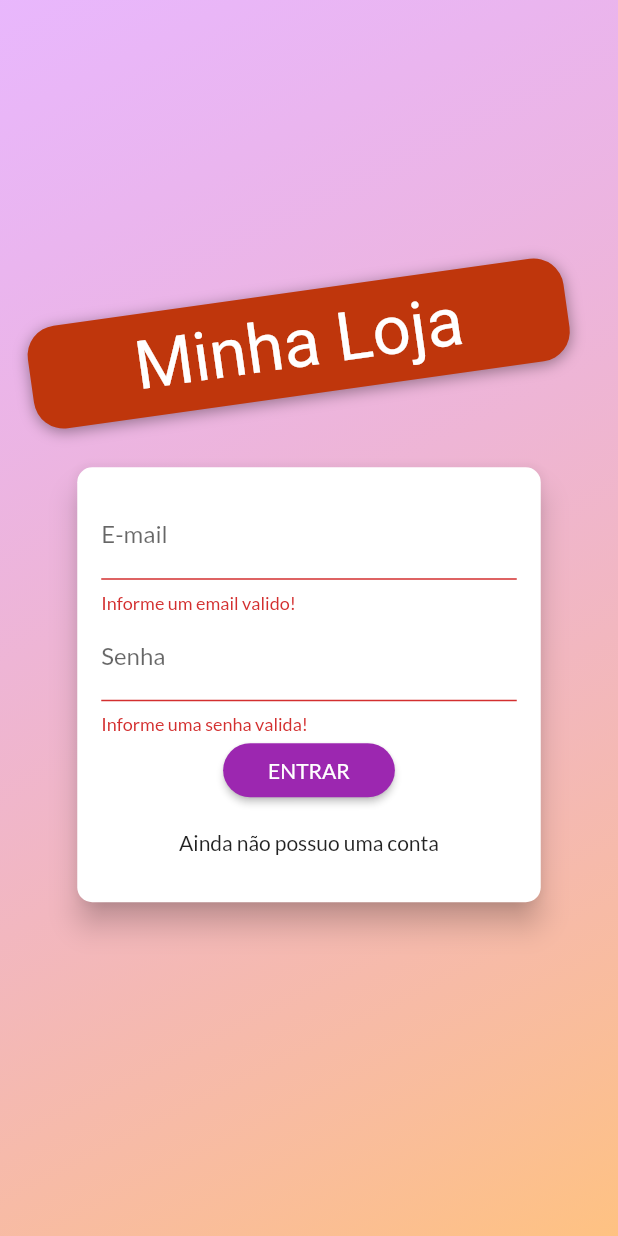
After one commit to EduardoGPS-18/Shopping-App, a Flutter app: the screen it shows after launch, after a tap on "ENTRAR", on a phone screen of 412 x 824 dp. The commit adds this screen. Run offline on Flutter 3.47's test engine with Material 2 defaults, Android fonts, the phone set to English and light mode, and no system bars; our stand-ins replace shared_preferences; network calls fail; Roboto replaces fonts that are missing (Anton).

Commit message:
Final project

```diff
--- /dev/null
+++ b/lib/data/store.dart
@@ -0,0 +1,35 @@
+import 'dart:convert';
+
+import 'package:shared_preferences/shared_preferences.dart';
+
+class Store {
+  static Future<void> saveString(String key, String value) async {
+    final prefs = await SharedPreferences.getInstance();
+    prefs.setString(key, value);
+    return Future.value();
+  }
+
+  static Future<void> saveMap(String key, Map<String, dynamic> value) async {
+    saveString(key, json.encode(value));
+    return Future.value();
+  }
+
+  static Future<String> getString(String key) async {
+    final prefs = await SharedPreferences.getInstance();
+    return prefs.getString(key);
+  }
+
+  static Future<Map<String, dynamic>> getMap(String key) async {
+    try {
+      Map<String, dynamic> map = json.decode(await getString(key));
+      return map;
+    } catch (_) {
+      return null;
+    }
+  }
+
+  static Future<bool> remove(String key) async {
+    final prefs = await SharedPreferences.getInstance();
+    return prefs.remove(key);
+  }
+}
--- /dev/null
+++ b/lib/exceptions/firebase_exception.dart
@@ -0,0 +1,24 @@
+class AuthException implements Exception {
+
+  static const Map<String, String> errors = {
+    "EMAIL_EXISTS": "Email não existe!",
+    "OPERATION_NOT_ALLOWED": "Operação não permitida!",
+    "TOO_MANY_ATTEMPTS_TRY_LATER": "Tende mais tarder!",
+    "EMAIL_NOT_FOUND": "Email não encontrado!",
+    "INVALID_PASSWORD":"Senha Invalida!",
+    "USER_DISABLED":"Usuário desabilitado!",
+  };
+
+  final String key;
+
+  const AuthException(this.key);
+
+  @override
+  String toString() {
+    if(errors.containsKey(key)) {
+      return errors[key];
+    } else {
+      return "Ocorreu um erro na autenticação!";
+    }
+  }
+}
--- a/lib/main.dart
+++ b/lib/main.dart
@@ -1,6 +1,8 @@
+import 'package:ShoppingApp/providers/auth.dart';
 import 'package:ShoppingApp/providers/cart.dart';
 import 'package:ShoppingApp/providers/orders.dart';
 import 'package:ShoppingApp/utils/app-routes.dart';
+import 'package:ShoppingApp/views/auth_home_screen.dart';
 import 'package:ShoppingApp/views/cart_screen.dart';
 import 'package:ShoppingApp/views/orders_screen.dart';
 import 'package:ShoppingApp/views/product_detail_screen.dart';
@@ -10,6 +12,8 @@ import 'package:flutter/material.dart';
 import 'package:provider/provider.dart';
 
 import './views/products_screen.dart';
+
+import './views/auth_screen.dart';
 
 import 'providers/products.dart';
 
@@ -34,13 +38,26 @@ class MyHomePage extends StatelessWidget {
     return MultiProvider(
       providers: [
         ChangeNotifierProvider(
+          create: (ctx) => Auth(),
+        ),
+        ChangeNotifierProxyProvider<Auth, Products>(
           create: (ctx) => Products(),
+          update: (ctx, auth, previusProducts) => Products(
+            auth.token,
+            previusProducts.items,
+            auth.userId,
+          ),
         ),
         ChangeNotifierProvider(
           create: (ctx) => Cart(),
         ),
-        ChangeNotifierProvider(
+        ChangeNotifierProxyProvider<Auth, Orders>(
           create: (ctx) => Orders(),
+          update: (ctx, auth, previusOrders) => Orders(
+            auth.token,
+            previusOrders.items,
+            auth.userId,
+          ),
         ),
       ],
       child: MaterialApp(
@@ -50,8 +67,8 @@ class MyHomePage extends StatelessWidget {
           accentColor: Colors.deepOrange,
           fontFamily: 'Lato',
         ),
-        home: ProductOverViewScreen(),
         routes: {
+          AppRoutes.AUTH_HOME: (ctx) => AuthOrHomeScreen(),
           AppRoutes.PRODUCT_DETAIL: (ctx) => ProductDetailScreen(),
           AppRoutes.CART: (ctx) => CartScreen(),
           AppRoutes.ORDERS: (ctx) => OrdersScreen(),
--- /dev/null
+++ b/lib/providers/auth.dart
@@ -0,0 +1,121 @@
+import 'dart:async';
+import 'dart:convert';
+
+import 'package:flutter/material.dart';
+import 'package:http/http.dart' as http;
+import '../utils/keys.dart';
+import '../exceptions/firebase_exception.dart';
+import '../data/store.dart';
+
+class Auth with ChangeNotifier {
+  String _userID;
+  String _token;
+  DateTime _expiryDate;
+  Timer _logoutTimer;
+
+  bool get isAuth {
+    return token != null;
+  }
+
+  String get token {
+    if (_token != null &&
+        _expiryDate != null &&
+        _expiryDate.isAfter(DateTime.now())) {
+      return _token;
+    } else {
+      return null;
+    }
+  }
+
+  String get userId {
+    return isAuth ? _userID : null;
+  }
+
+  Future<void> _authenticate(
+      String email, String password, String urlSegment) async {
+    final url =
+        "https://identitytoolkit.googleapis.com/v1/accounts:$urlSegment?key=${Keys.apiKey}";
+    final response = await http.post(
+      url,
+      body: json.encode(
+        {
+          "email": email,
+          "password": password,
+          "returnSecureToken": true,
+        },
+      ),
+    );
+    final responseBody = json.decode(response.body);
+
+    if (responseBody["error"] != null) {
+      throw AuthException(responseBody["error"]["mensage"]);
+    } else {
+      _token = responseBody["idToken"];
+      _userID = responseBody["localId"];
+      _expiryDate = DateTime.now().add(
+        Duration(
+          seconds: int.parse(responseBody["expiresIn"]),
+        ),
+      );
+
+      Store.saveMap('userData', {
+        "token": _token,
+        "userID": _userID,
+        "expiryDate": _expiryDate.toIso8601String()
+      });
+
+      autoLogout();
+      notifyListeners();
+    }
+
+    return Future.value();
+  }
+
+  Future<void> signup(String email, String password) async {
+    return _authenticate(email, password, "signUp");
+  }
+
+  Future<void> login(String email, String password) async {
+    return _authenticate(email, password, "signInWithPassword");
+  }
+
+  Future<void> tryAutoLogin() async {
+    if (isAuth) return Future.value();
+
+    final userData = await Store.getMap("userData");
+
+    if (userData == null) return Future.value();
+
+    final expireDate = DateTime.parse(userData["expiryDate"]);
+
+    if (expireDate.isBefore(DateTime.now())) return Future.value();
+
+    _userID = userData["userID"];
+    _token = userData["token"];
+    _expiryDate = expireDate;
+
+    autoLogout();
+    notifyListeners();
+    return Future.value();
+  }
+
+  void logout() {
+    _token = null;
+    _userID = null;
+    _expiryDate = null;
+    if (_logoutTimer != null) {
+      _logoutTimer.cancel();
+      _logoutTimer = null;
+    }
+    Store.remove("userData");
+    notifyListeners();
+  }
+
+  void autoLogout() {
+    if (_logoutTimer != null) {
+      _logoutTimer.cancel();
+    }
+    final timeToLogout = _expiryDate.difference(DateTime.now()).inSeconds;
+    _logoutTimer = Timer(Duration(seconds: timeToLogout), logout);
+  }
+}
--- a/lib/providers/orders.dart
+++ b/lib/providers/orders.dart
@@ -21,14 +21,18 @@ class Order {
 
 class Orders with ChangeNotifier {
   List<Order> _items = [];
+  String _token;
+  String _userID;
+  List<Order> get items => [..._items];
 
-  List<Order> get items => [..._items];
+  Orders([this._token, this._items, this._userID]);
 
   int get itemsCount => _items.length;
 
   Future<void> loadOrders() async {
     List<Order> loadedItems = [];
-    final response = await http.get(Constants.ORDERS_URL + ".json");
+    final response = await http
+        .get(Constants.BASE_API_URL + "/orders/$_userID.json?auth=$_token");
     Map<String, dynamic> data = json.decode(response.body);
     print(data);
     _items.clear();
@@ -39,13 +43,15 @@ class Orders with ChangeNotifier {
             id: orderId,
             total: orderData['total'],
             date: DateTime.parse(orderData['date']),
-            products: (orderData['products'] as List<dynamic>).map((el) => CartItem(
-              id: el["id"],
-              title: el["title"],
-              quantity: el["quantity"],
-              price: el["price"],
-              productID: el["productId"],
-            )).toList(),
+            products: (orderData['products'] as List<dynamic>)
+                .map((el) => CartItem(
+                      id: el["id"],
+                      title: el["title"],
+                      quantity: el["quantity"],
+                      price: el["price"],
+                      productID: el["productId"],
+                    ))
+                .toList(),
           ),
         );
       });
@@ -59,7 +65,7 @@ class Orders with ChangeNotifier {
   Future<void> addOrder(Cart cart) async {
     final date = DateTime.now();
     final resp = await http.post(
-      Constants.ORDERS_URL + ".json",
+      Constants.BASE_API_URL + "/orders/$_userID.json?auth=$_token",
       body: json.encode({
         "total": cart.totalAmount,
         "date": date.toIso8601String(),
--- a/lib/utils/app-routes.dart
+++ b/lib/utils/app-routes.dart
@@ -1,5 +1,6 @@
 class AppRoutes {
-  static const String HOME = "/";
+  static const String AUTH_HOME = "/";
+  static const String HOME = "/home";
   static const String CART = "/cart";
   static const String ORDERS = "/orders";
   static const String PRODUCT_DETAIL = "/product-detail";
--- /dev/null
+++ b/lib/views/auth_home_screen.dart
@@ -0,0 +1,24 @@
+import 'package:ShoppingApp/providers/auth.dart';
+import 'package:ShoppingApp/views/auth_screen.dart';
+import 'package:ShoppingApp/views/products_overview_screen.dart';
+import 'package:flutter/material.dart';
+import 'package:provider/provider.dart';
+
+class AuthOrHomeScreen extends StatelessWidget {
+  @override
+  Widget build(BuildContext context) {
+    Auth auth = Provider.of<Auth>(context, listen: true);
+    return FutureBuilder(
+      future: auth.tryAutoLogin(),
+      builder: (ctx, snapshot) {
+        if (snapshot.connectionState == ConnectionState.waiting) {
+          return Center(child: CircularProgressIndicator());
+        } else if (snapshot.error != null) {
+          return Center(child: Text("Ocorreu um erro!"));
+        } else {
+          return auth.isAuth ? ProductOverViewScreen() : AuthScreen();
+        }
+      },
+    );
+  }
+}
--- /dev/null
+++ b/lib/views/auth_screen.dart
@@ -0,0 +1,65 @@
+import 'dart:math';
+
+import 'package:ShoppingApp/widgets/auth_card.dart';
+import 'package:flutter/material.dart';
+
+class AuthScreen extends StatelessWidget {
+  @override
+  Widget build(BuildContext context) {
+    return Scaffold(
+      body: Stack(
+        children: <Widget>[
+          Container(
+            decoration: BoxDecoration(
+              gradient: LinearGradient(
+                colors: [
+                  Color.fromRGBO(215, 117, 255, 0.5),
+                  Color.fromRGBO(255, 188, 117, 0.9),
+                ],
+                begin: Alignment.topLeft,
+                end: Alignment.bottomRight,
+              ),
+            ),
+          ),
+          Container(
+            width: double.infinity,
+            child: Column(
+              mainAxisAlignment: MainAxisAlignment.center,
+              crossAxisAlignment: CrossAxisAlignment.center,
+              children: <Widget>[
+                Container(
+                  margin: EdgeInsets.only(bottom: 20),
+                  padding: EdgeInsets.symmetric(
+                    vertical: 8,
+                    horizontal: 70,
+                  ),
+                  transform: Matrix4.rotationZ(-8 * pi / 180)..translate(-10.0),
+                  decoration: BoxDecoration(
+                    borderRadius: BorderRadius.circular(20),
+                    color: Colors.deepOrange[900],
+                    boxShadow: [
+                      BoxShadow(
+                        blurRadius: 8,
+                        color: Colors.black38,
+                        offset: Offset(0,2)
+                      )
+                    ]
+                  ),
+                  child: Text(
+                    "Minha Loja",
+                    style: TextStyle(
+                      color: Theme.of(context).accentTextTheme.headline6.color,
+                      fontSize: 45,
+                      fontFamily: 'Anton'
+,                    ),
+                  ),
+                ),
+                AuthCard(),
+              ],
+            ),
+          ),
+        ],
+      ),
+    );
+  }
+}
--- /dev/null
+++ b/lib/widgets/auth_card.dart
@@ -0,0 +1,179 @@
+import 'package:ShoppingApp/exceptions/firebase_exception.dart';
+import 'package:ShoppingApp/providers/auth.dart';
+import 'package:flutter/material.dart';
+import 'package:provider/provider.dart';
+
+enum AuthMode { Signup, Login }
+
+class AuthCard extends StatefulWidget {
+  @override
+  _AuthCardState createState() => _AuthCardState();
+}
+
+class _AuthCardState extends State<AuthCard> {
+  GlobalKey<FormState> _form = GlobalKey();
+  bool _isLoading = false;
+  AuthMode _authMode = AuthMode.Login;
+  final _passwordController = TextEditingController();
+  final Map<String, String> _authData = {
+    "email": "",
+    "password": "",
+  };
+
+  void _showErrorDialog(String msg) {
+    showDialog(
+      context: context,
+      builder: (ctx) => AlertDialog(
+        title: Text("Ocorreu um erro!"),
+        content: Text(msg),
+        actions: <Widget>[
+          FlatButton(
+            onPressed: () {
+              Navigator.of(ctx).pop();
+            },
+            child: Text("Fechar"),
+          ),
+        ],
+      ),
+    );
+  }
+
+  Future<void> _submit() async {
+    if (!_form.currentState.validate()) {
+      return;
+    }
+
+    setState(() {
+      _isLoading = true;
+    });
+
+    _form.currentState.save();
+
+    Auth auth = Provider.of<Auth>(context, listen: false);
+
+    try{
+      if (_authMode == AuthMode.Login) {
+        await auth.login(
+          _authData["email"],
+          _authData["password"],
+        );
+      } else {
+        await auth.signup(
+          _authData["email"],
+          _authData["password"],
+        );
+      }
+    } on AuthException catch (error) {
+      _showErrorDialog(error.toString());
+    } catch (error) {
+      _showErrorDialog(error.toString());
+    }
+    setState(() {
+      _isLoading = false;
+    });
+  }
+
+  void _switchAuthMode() {
+    if (_authMode == AuthMode.Login) {
+      setState(() {
+        _authMode = AuthMode.Signup;
+      });
+    } else {
+      setState(() {
+        _authMode = AuthMode.Login;
+      });
+    }
+  }
+
+  @override
+  Widget build(BuildContext context) {
+    final deviceSize = MediaQuery.of(context).size;
+    return Card(
+      elevation: 8.0,
+      shape: RoundedRectangleBorder(
+        borderRadius: BorderRadius.circular(10.0),
+      ),
+      child: Container(
+        height: _authMode == AuthMode.Login ? 290 : 371,
+        width: deviceSize.width * 0.75,
+        padding: EdgeInsets.all(16),
+        child: Form(
+          key: _form,
+          child: Column(
+            children: <Widget>[
+              TextFormField(
+                decoration: InputDecoration(
+                  labelText: "E-mail",
+                ),
+                keyboardType: TextInputType.emailAddress,
+                validator: (value) {
+                  if (value.isEmpty || !value.contains('@')) {
+                    return "Informe um email valido!";
+                  }
+                  return null;
+                },
+                onSaved: (value) {
+                  _authData["email"] = value;
+                },
+              ),
+              TextFormField(
+                decoration: InputDecoration(
+                  labelText: "Senha",
+                ),
+                controller: _passwordController,
+                obscureText: true,
+                validator: (value) {
+                  if (value.isEmpty || value.length < 5) {
+                    return "Informe uma senha valida!";
+                  }
+                  return null;
+                },
+                onSaved: (value) {
+                  _authData["password"] = value;
+                },
+              ),
+              if (_authMode == AuthMode.Signup)
+                TextFormField(
+                  decoration: InputDecoration(
+                    labelText: "Confirmação de Senha",
+                  ),
+                  obscureText: true,
+                  validator: _authMode == AuthMode.Signup
+                      ? (value) {
+                          if (value != _passwordController.text) {
+                            return "Senhas são diferentes";
+                          }
+                          return null;
+                        }
+                      : null,
+                ),
+              Spacer(),
+              if (_isLoading)
+                CircularProgressIndicator()
+              else
+                RaisedButton(
+                  child: Text(
+                      _authMode == AuthMode.Login ? "ENTRAR" : "REGISTRAR"),
+                  shape: RoundedRectangleBorder(
+                      borderRadius: BorderRadius.circular(30)),
+                  color: Theme.of(context).primaryColor,
+                  textColor: Theme.of(context).primaryTextTheme.button.color,
+                  padding: EdgeInsets.symmetric(
+                    horizontal: 30,
+                    vertical: 8,
+                  ),
+                  onPressed: _submit,
+                ),
+              FlatButton(
+                onPressed: _switchAuthMode,
+                child: Text(_authMode == AuthMode.Login
+                    ? "Ainda não possuo uma conta"
+                    : "Já possuo conta!"),
+              )
+            ],
+          ),
+        ),
+      ),
+    );
+  }
+}
--- a/pubspec.yaml
+++ b/pubspec.yaml
@@ -26,7 +26,7 @@ dependencies:
   provider: ^4.0.5
   intl: ^0.16.1
   http: ^0.12.1
-
+  shared_preferences: ^0.5.7+3
 
   # The following adds the Cupertino Icons font to your application.
   # Use with the CupertinoIcons class for iOS style icons.
```
Also changed, not shown: lib/providers/product.dart (+6 -8 lines), lib/providers/products.dart (+16 -9 lines), lib/widgets/app_drawer.dart (+13 -1 lines), lib/widgets/product_grid_item.dart (+8 -6 lines), pubspec.lock, 1 other file.
